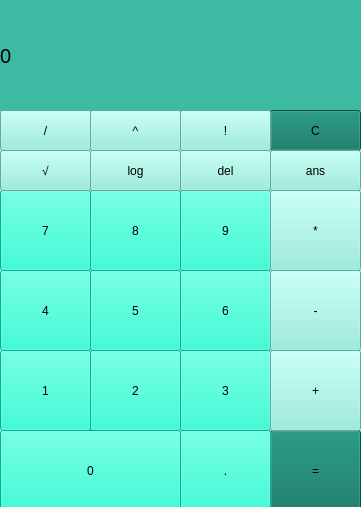
Before: the Qt Designer form src/calculator/gui/mainwindow.ui in xtrollyj00/IVS-Project-2, drawn with Qt 5.
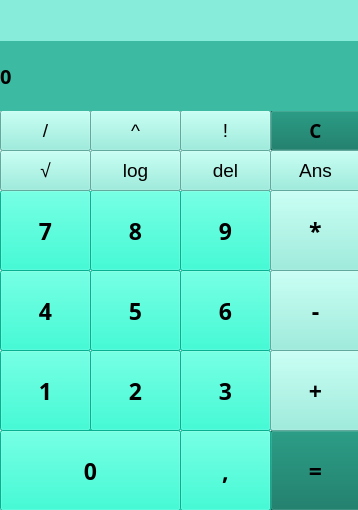
After: the same form once the commit is applied.

Commit message: GUI and communication with math lib done

What changed in the file:
```diff
--- a/src/calculator/gui/mainwindow.ui
+++ b/src/calculator/gui/mainwindow.ui
@@ -6,8 +6,8 @@
    <rect>
     <x>0</x>
     <y>0</y>
-    <width>361</width>
-    <height>507</height>
+    <width>358</width>
+    <height>510</height>
    </rect>
   </property>
   <property name="windowTitle">
@@ -18,14 +18,17 @@
     <property name="geometry">
      <rect>
       <x>0</x>
-      <y>0</y>
+      <y>40</y>
       <width>361</width>
-      <height>111</height>
+      <height>71</height>
      </rect>
     </property>
     <property name="font">
      <font>
+      <family>KacstDigital</family>
       <pointsize>15</pointsize>
+      <weight>75</weight>
+      <bold>true</bold>
      </font>
     </property>
     <property name="styleSheet">
@@ -46,6 +49,14 @@
       <height>81</height>
      </rect>
     </property>
+    <property name="font">
+     <font>
+      <family>KacstDigital</family>
+      <pointsize>17</pointsize>
+      <weight>75</weight>
+      <bold>true</bold>
+     </font>
+    </property>
     <property name="styleSheet">
      <string notr="true">QPushButton{
 	background-color: #0af7ca;
@@ -67,6 +78,14 @@
       <height>81</height>
      </rect>
     </property>
+    <property name="font">
+     <font>
+      <family>KacstDigital</family>
+      <pointsize>17</pointsize>
+      <weight>75</weight>
+      <bold>true</bold>
+     </font>
+    </property>
     <property name="styleSheet">
      <string notr="true">QPushButton{
 	background-color: #0af7ca;
@@ -88,6 +107,14 @@
       <height>81</height>
      </rect>
     </property>
+    <property name="font">
+     <font>
+      <family>KacstDigital</family>
+      <pointsize>17</pointsize>
+      <weight>75</weight>
+      <bold>true</bold>
+     </font>
+    </property>
     <property name="styleSheet">
      <string notr="true">QPushButton{
 	background-color: #0af7ca;
@@ -109,6 +136,14 @@
       <height>81</height>
      </rect>
     </property>
+    <property name="font">
+     <font>
+      <family>KacstDigital</family>
+      <pointsize>17</pointsize>
+      <weight>75</weight>
+      <bold>true</bold>
+     </font>
+    </property>
     <property name="styleSheet">
      <string notr="true">QPushButton{
 	background-color: #0af7ca;
@@ -130,6 +165,14 @@
       <height>81</height>
      </rect>
     </property>
+    <property name="font">
+     <font>
+      <family>KacstDigital</family>
+      <pointsize>17</pointsize>
+      <weight>75</weight>
+      <bold>true</bold>
+     </font>
+    </property>
     <property name="styleSheet">
      <string notr="true">QPushButton{
 	background-color: #0af7ca;
@@ -151,6 +194,14 @@
       <height>81</height>
      </rect>
     </property>
+    <property name="font">
+     <font>
+      <family>KacstDigital</family>
+      <pointsize>17</pointsize>
+      <weight>75</weight>
+      <bold>true</bold>
+     </font>
+    </property>
     <property name="styleSheet">
      <string notr="true">QPushButton{
 	background-color: #0af7ca;
@@ -172,6 +223,14 @@
       <height>81</height>
      </rect>
     </property>
+    <property name="font">
+     <font>
+      <family>KacstDigital</family>
+      <pointsize>17</pointsize>
+      <weight>75</weight>
+      <bold>true</bold>
+     </font>
+    </property>
     <property name="styleSheet">
      <string notr="true">QPushButton{
 	background-color: #0af7ca;
@@ -193,6 +252,14 @@
       <height>81</height>
      </rect>
     </property>
+    <property name="font">
+     <font>
+      <family>KacstDigital</family>
+      <pointsize>17</pointsize>
+      <weight>75</weight>
+      <bold>true</bold>
+     </font>
+    </property>
     <property name="styleSheet">
      <string notr="true">QPushButton{
 	background-color: #0af7ca;
@@ -214,6 +281,14 @@
       <height>81</height>
      </rect>
     </property>
+    <property name="font">
+     <font>
+      <family>KacstDigital</family>
+      <pointsize>17</pointsize>
+      <weight>75</weight>
+      <bold>true</bold>
+     </font>
+    </property>
     <property name="styleSheet">
      <string notr="true">QPushButton{
 	background-color: #0af7ca;
@@ -235,6 +310,14 @@
       <height>81</height>
      </rect>
     </property>
+    <property name="font">
+     <font>
+      <family>KacstDigital</family>
+      <pointsize>17</pointsize>
+      <weight>75</weight>
+      <bold>true</bold>
+     </font>
+    </property>
     <property name="styleSheet">
      <string notr="true">QPushButton{
 	background-color: #0af7ca;
@@ -256,6 +339,14 @@
       <height>81</height>
      </rect>
     </property>
+    <property name="font">
+     <font>
+      <family>KacstDigital</family>
+      <pointsize>17</pointsize>
+      <weight>75</weight>
+      <bold>true</bold>
+     </font>
+    </property>
     <property name="styleSheet">
      <string notr="true">QPushButton{
 	background-color: #04705c;
@@ -265,7 +356,7 @@
      <string>=</string>
     </property>
     <property name="shortcut">
-     <string>=</string>
+     <string>Return</string>
     </property>
    </widget>
    <widget class="QPushButton" name="pushButton_clear">
@@ -277,6 +368,14 @@
       <height>41</height>
      </rect>
     </property>
+    <property name="font">
+     <font>
+      <family>KacstDigital</family>
+      <pointsize>14</pointsize>
+      <weight>75</weight>
+      <bold>true</bold>
+     </font>
+    </property>
     <property name="styleSheet">
      <string notr="true">QPushButton{
 	background-color: #04705c;
@@ -295,6 +394,11 @@
       <height>41</height>
      </rect>
     </property>
+    <property name="font">
+     <font>
+      <pointsize>14</pointsize>
+     </font>
+    </property>
     <property name="styleSheet">
      <string notr="true">QPushButton{
 	background-color: #87edda;
@@ -313,6 +417,14 @@
       <height>81</height>
      </rect>
     </property>
+    <property name="font">
+     <font>
+      <family>KacstDigital</family>
+      <pointsize>17</pointsize>
+      <weight>75</weight>
+      <bold>true</bold>
+     </font>
+    </property>
     <property name="styleSheet">
      <string notr="true">QPushButton{
 	background-color: #87edda;
@@ -334,13 +446,18 @@
       <height>41</height>
      </rect>
     </property>
+    <property name="font">
+     <font>
+      <pointsize>14</pointsize>
+     </font>
+    </property>
     <property name="styleSheet">
      <string notr="true">QPushButton{
 	background-color: #87edda;
 }</string>
     </property>
     <property name="text">
-     <string>ans</string>
+     <string>Ans</string>
     </property>
    </widget>
    <widget class="QPushButton" name="pushButton_times">
@@ -352,6 +469,14 @@
       <height>81</height>
      </rect>
     </property>
+    <property name="font">
+     <font>
+      <family>KacstDigital</family>
+      <pointsize>17</pointsize>
+      <weight>75</weight>
+      <bold>true</bold>
+     </font>
+    </property>
     <property name="styleSheet">
      <string notr="true">QPushButton{
 	background-color: #87edda;
@@ -373,6 +498,11 @@
       <height>41</height>
      </rect>
     </property>
+    <property name="font">
+     <font>
+      <pointsize>14</pointsize>
+     </font>
+    </property>
     <property name="styleSheet">
      <string notr="true">QPushButton{
 	background-color: #87edda;
@@ -394,6 +524,14 @@
       <height>81</height>
      </rect>
     </property>
+    <property name="font">
+     <font>
+      <family>KacstDigital</family>
+      <pointsize>17</pointsize>
+      <weight>75</weight>
+      <bold>true</bold>
+     </font>
+    </property>
     <property name="styleSheet">
      <string notr="true">QPushButton{
 	background-color: #87edda;
@@ -415,6 +553,11 @@
       <height>41</height>
      </rect>
     </property>
+    <property name="font">
+     <font>
+      <pointsize>14</pointsize>
+     </font>
+    </property>
     <property name="styleSheet">
      <string notr="true">QPushButton{
 	background-color: #87edda;
@@ -436,6 +579,11 @@
       <height>41</height>
      </rect>
     </property>
+    <property name="font">
+     <font>
+      <pointsize>14</pointsize>
+     </font>
+    </property>
     <property name="styleSheet">
      <string notr="true">QPushButton{
 	background-color: #87edda;
@@ -457,16 +605,24 @@
       <height>81</height>
      </rect>
     </property>
+    <property name="font">
+     <font>
+      <family>KacstDigital</family>
+      <pointsize>17</pointsize>
+      <weight>75</weight>
+      <bold>true</bold>
+     </font>
+    </property>
     <property name="styleSheet">
      <string notr="true">QPushButton{
 	background-color: #0af7ca;
 }</string>
     </property>
     <property name="text">
-     <string>.</string>
+     <string>,</string>
     </property>
     <property name="shortcut">
-     <string>.</string>
+     <string>,</string>
     </property>
    </widget>
    <widget class="QPushButton" name="pushButton_delete">
@@ -478,6 +634,11 @@
       <height>41</height>
      </rect>
     </property>
+    <property name="font">
+     <font>
+      <pointsize>14</pointsize>
+     </font>
+    </property>
     <property name="styleSheet">
      <string notr="true">QPushButton{
 	background-color: #87edda;
@@ -499,6 +660,11 @@
       <height>41</height>
      </rect>
     </property>
+    <property name="font">
+     <font>
+      <pointsize>14</pointsize>
+     </font>
+    </property>
     <property name="styleSheet">
      <string notr="true">QPushButton{
 	background-color: #87edda;
@@ -508,19 +674,54 @@
      <string>log</string>
     </property>
    </widget>
-   <widget class="QToolButton" name="toolButton">
+   <widget class="QLabel" name="label_2">
     <property name="geometry">
      <rect>
-      <x>380</x>
-      <y>260</y>
-      <width>26</width>
-      <height>24</height>
+      <x>0</x>
+      <y>0</y>
+      <width>361</width>
+      <height>41</height>
      </rect>
     </property>
+    <property name="font">
+     <font>
+      <pointsize>12</pointsize>
+     </font>
+    </property>
+    <property name="styleSheet">
+     <string notr="true">QLabel{
+	background-color: #87edda;
+}</string>
+    </property>
     <property name="text">
-     <string>...</string>
+     <string> </string>
     </property>
    </widget>
+   <zorder>pushButton_7</zorder>
+   <zorder>pushButton_8</zorder>
+   <zorder>pushButton_9</zorder>
+   <zorder>pushButton_4</zorder>
+   <zorder>pushButton_5</zorder>
+   <zorder>pushButton_6</zorder>
+   <zorder>pushButton_1</zorder>
+   <zorder>pushButton_2</zorder>
+   <zorder>pushButton_3</zorder>
+   <zorder>pushButton_0</zorder>
+   <zorder>pushButton_equals</zorder>
+   <zorder>pushButton_clear</zorder>
+   <zorder>pushButton_root</zorder>
+   <zorder>pushButton_minus</zorder>
+   <zorder>pushButton_ans</zorder>
+   <zorder>pushButton_times</zorder>
+   <zorder>pushButton_div</zorder>
+   <zorder>pushButton_plus</zorder>
+   <zorder>pushButton_power</zorder>
+   <zorder>pushButton_fact</zorder>
+   <zorder>pushButton_dot</zorder>
+   <zorder>pushButton_delete</zorder>
+   <zorder>pushButton_log</zorder>
+   <zorder>label</zorder>
+   <zorder>label_2</zorder>
   </widget>
  </widget>
  <resources/>
```
The commit also changes 7 other files.
